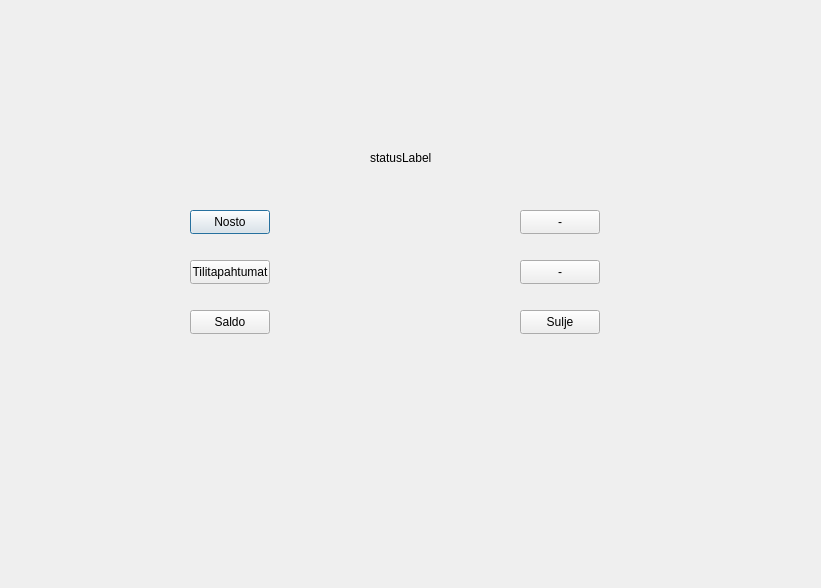
First picture: the form in bank-automat/bankwindow.ui, repository darkkeri/Bank-automat, before the edit.
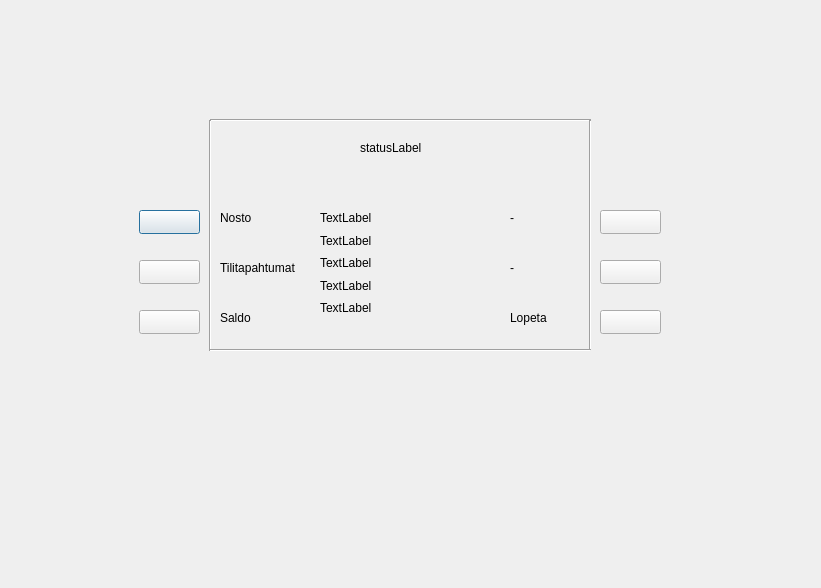
Second picture: the form after the edit.

The edit to the form file:
```diff
--- a/bank-automat/bankwindow.ui
+++ b/bank-automat/bankwindow.ui
@@ -16,86 +16,86 @@
   <widget class="QPushButton" name="Button1">
    <property name="geometry">
     <rect>
-     <x>190</x>
+     <x>139</x>
      <y>210</y>
-     <width>80</width>
+     <width>61</width>
      <height>24</height>
     </rect>
    </property>
    <property name="text">
-    <string>Nosto</string>
+    <string/>
    </property>
   </widget>
   <widget class="QPushButton" name="Button2">
    <property name="geometry">
     <rect>
-     <x>190</x>
+     <x>139</x>
      <y>260</y>
-     <width>80</width>
+     <width>61</width>
      <height>24</height>
     </rect>
    </property>
    <property name="text">
-    <string>Tilitapahtumat</string>
+    <string/>
    </property>
   </widget>
   <widget class="QPushButton" name="Button3">
    <property name="geometry">
     <rect>
-     <x>190</x>
+     <x>139</x>
      <y>310</y>
-     <width>80</width>
+     <width>61</width>
      <height>24</height>
     </rect>
    </property>
    <property name="text">
-    <string>Saldo</string>
+    <string/>
    </property>
   </widget>
   <widget class="QPushButton" name="Button4">
    <property name="geometry">
     <rect>
-     <x>520</x>
+     <x>600</x>
      <y>210</y>
-     <width>80</width>
+     <width>61</width>
      <height>24</height>
     </rect>
    </property>
    <property name="text">
-    <string>-</string>
+    <string/>
    </property>
   </widget>
   <widget class="QPushButton" name="Button5">
    <property name="geometry">
     <rect>
-     <x>520</x>
+     <x>600</x>
      <y>260</y>
-     <width>80</width>
+     <width>61</width>
      <height>24</height>
     </rect>
    </property>
    <property name="text">
-    <string>-</string>
+    <string/>
    </property>
   </widget>
   <widget class="QPushButton" name="Button6">
    <property name="geometry">
     <rect>
-     <x>520</x>
+     <x>600</x>
      <y>310</y>
-     <width>80</width>
+     <width>61</width>
      <height>24</height>
     </rect>
    </property>
    <property name="text">
-    <string>Sulje</string>
+    <string/>
    </property>
   </widget>
   <widget class="QLabel" name="statusLabel">
    <property name="geometry">
     <rect>
-     <x>370</x>
-     <y>150</y>
+     <x>360</x>
+     <y>140</y>
      <width>61</width>
      <height>16</height>
     </rect>
@@ -104,6 +104,183 @@
     <string>statusLabel</string>
    </property>
   </widget>
+  <widget class="QWidget" name="verticalLayoutWidget">
+   <property name="geometry">
+    <rect>
+     <x>320</x>
+     <y>210</y>
+     <width>160</width>
+     <height>106</height>
+    </rect>
+   </property>
+   <layout class="QVBoxLayout" name="verticalLayout">
+    <item>
+     <widget class="QLabel" name="label">
+      <property name="text">
+       <string>TextLabel</string>
+      </property>
+     </widget>
+    </item>
+    <item>
+     <widget class="QLabel" name="label_2">
+      <property name="text">
+       <string>TextLabel</string>
+      </property>
+     </widget>
+    </item>
+    <item>
+     <widget class="QLabel" name="label_3">
+      <property name="text">
+       <string>TextLabel</string>
+      </property>
+     </widget>
+    </item>
+    <item>
+     <widget class="QLabel" name="label_4">
+      <property name="text">
+       <string>TextLabel</string>
+      </property>
+     </widget>
+    </item>
+    <item>
+     <widget class="QLabel" name="label_5">
+      <property name="text">
+       <string>TextLabel</string>
+      </property>
+     </widget>
+    </item>
+   </layout>
+  </widget>
+  <widget class="QLabel" name="buttonLabel1">
+   <property name="geometry">
+    <rect>
+     <x>220</x>
+     <y>210</y>
+     <width>49</width>
+     <height>16</height>
+    </rect>
+   </property>
+   <property name="text">
+    <string>Nosto</string>
+   </property>
+  </widget>
+  <widget class="QLabel" name="buttonLabel2">
+   <property name="geometry">
+    <rect>
+     <x>220</x>
+     <y>260</y>
+     <width>81</width>
+     <height>16</height>
+    </rect>
+   </property>
+   <property name="text">
+    <string>Tilitapahtumat</string>
+   </property>
+  </widget>
+  <widget class="QLabel" name="buttonLabel3">
+   <property name="geometry">
+    <rect>
+     <x>220</x>
+     <y>310</y>
+     <width>49</width>
+     <height>16</height>
+    </rect>
+   </property>
+   <property name="text">
+    <string>Saldo</string>
+   </property>
+  </widget>
+  <widget class="QLabel" name="buttonLabel4">
+   <property name="geometry">
+    <rect>
+     <x>510</x>
+     <y>210</y>
+     <width>49</width>
+     <height>16</height>
+    </rect>
+   </property>
+   <property name="text">
+    <string>-</string>
+   </property>
+  </widget>
+  <widget class="QLabel" name="buttonLabel5">
+   <property name="geometry">
+    <rect>
+     <x>510</x>
+     <y>260</y>
+     <width>49</width>
+     <height>16</height>
+    </rect>
+   </property>
+   <property name="text">
+    <string>-</string>
+   </property>
+  </widget>
+  <widget class="QLabel" name="buttonLabel6">
+   <property name="geometry">
+    <rect>
+     <x>510</x>
+     <y>310</y>
+     <width>49</width>
+     <height>16</height>
+    </rect>
+   </property>
+   <property name="text">
+    <string>Lopeta</string>
+   </property>
+  </widget>
+  <widget class="Line" name="line">
+   <property name="geometry">
+    <rect>
+     <x>210</x>
+     <y>110</y>
+     <width>381</width>
+     <height>20</height>
+    </rect>
+   </property>
+   <property name="orientation">
+    <enum>Qt::Horizontal</enum>
+   </property>
+  </widget>
+  <widget class="Line" name="line_2">
+   <property name="geometry">
+    <rect>
+     <x>200</x>
+     <y>120</y>
+     <width>20</width>
+     <height>231</height>
+    </rect>
+   </property>
+   <property name="orientation">
+    <enum>Qt::Vertical</enum>
+   </property>
+  </widget>
+  <widget class="Line" name="line_3">
+   <property name="geometry">
+    <rect>
+     <x>580</x>
+     <y>120</y>
+     <width>20</width>
+     <height>231</height>
+    </rect>
+   </property>
+   <property name="orientation">
+    <enum>Qt::Vertical</enum>
+   </property>
+  </widget>
+  <widget class="Line" name="line_4">
+   <property name="geometry">
+    <rect>
+     <x>210</x>
+     <y>340</y>
+     <width>381</width>
+     <height>20</height>
+    </rect>
+   </property>
+   <property name="orientation">
+    <enum>Qt::Horizontal</enum>
+   </property>
+  </widget>
  </widget>
  <resources/>
  <connections/>
```
